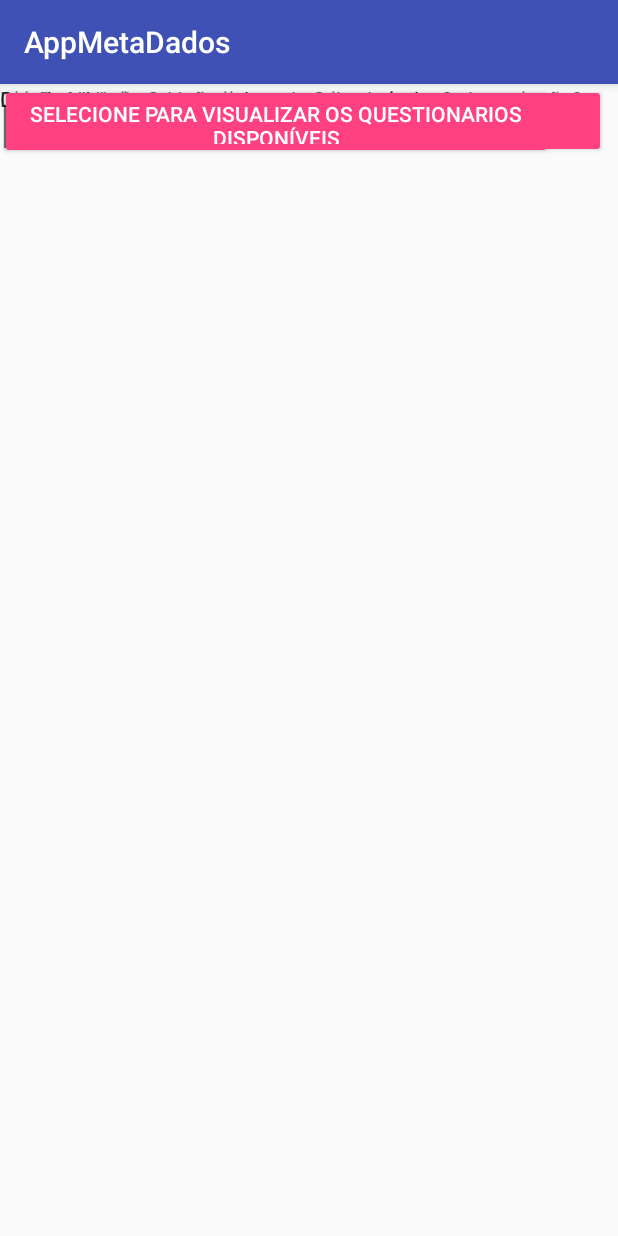
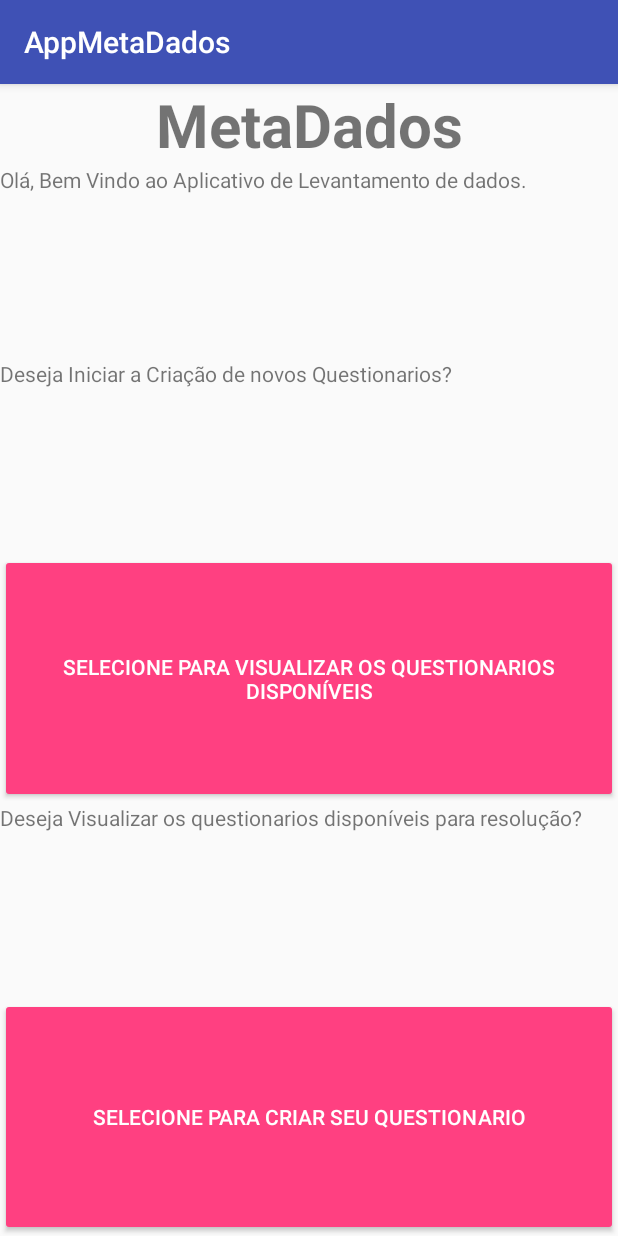
Before and after one commit to SergioMatheus/MetaDados, an Android app: the screen it shows after launch (MainActivity), on a phone screen of 412 x 824 dp. Run offline under Robolectric (Android 15) with nearby library versions, the phone set to English and light mode, and no system bars.

Commit message:
Atualização layout

```diff
--- a/app/src/main/res/layout/activity_main.xml
+++ b/app/src/main/res/layout/activity_main.xml
@@ -1,62 +1,78 @@
 <?xml version="1.0" encoding="utf-8"?>
-<android.support.constraint.ConstraintLayout xmlns:android="http://schemas.android.com/apk/res/android"
+<LinearLayout xmlns:android="http://schemas.android.com/apk/res/android"
     xmlns:app="http://schemas.android.com/apk/res-auto"
     xmlns:tools="http://schemas.android.com/tools"
+    android:layout_width="fill_parent"
+    android:layout_height="fill_parent"
+    android:orientation="vertical"
+    tools:context="com.example.pichau.appmetadados.MainActivity">
+
+    <LinearLayout
         android:layout_width="match_parent"
         android:layout_height="match_parent"
-    tools:context="com.example.pichau.appmetadados.MainActivity">
+        android:orientation="horizontal">
 
-    <Button
-        android:id="@+id/button2"
-        style="@style/Widget.AppCompat.Button.Colored"
-        android:layout_width="403dp"
-        android:layout_height="49dp"
-        android:layout_marginEnd="8dp"
-        android:layout_marginRight="8dp"
-        android:text="Selecione para Criar seu questionario"
-        app:layout_constraintRight_toRightOf="parent"
-        tools:layout_editor_absoluteY="183dp" />
+        <LinearLayout
+            android:layout_width="match_parent"
+            android:layout_height="match_parent"
+            android:layout_weight="1"
+            android:orientation="vertical">
 
             <TextView
-        android:layout_width="0dp"
+                android:id="@+id/textView3"
+                android:layout_width="match_parent"
                 android:layout_height="wrap_content"
-        android:text="Olá, Bem Vindo ao App de Levantamento de pesquisas"
-        tools:layout_editor_absoluteY="0dp"
-        tools:layout_editor_absoluteX="8dp" />
+                android:gravity="center"
+                android:text="MetaDados"
+                android:textSize="40dp"
+                android:textStyle="bold" />
+
+            <TextView
+                android:id="@+id/textView4"
+                android:layout_width="match_parent"
+                android:layout_height="wrap_content"
+                android:layout_weight="1"
+                android:text="Olá, Bem Vindo ao Aplicativo de Levantamento de dados." />
 
             <TextView
                 android:id="@+id/textView"
-        android:layout_width="368dp"
-        android:layout_height="0dp"
-        android:text="Deseja Iniciar a Criação de novos Questionarios?"
+                android:layout_width="match_parent"
+                android:layout_height="wrap_content"
+                android:layout_weight="1"
+                android:text="Deseja Iniciar a Criação de novos Questionarios?" />
+
+            <Button
+                android:id="@+id/button3"
+                style="@style/Widget.AppCompat.Button.Colored"
+                android:layout_width="match_parent"
+                android:layout_height="wrap_content"
+                android:layout_weight="1"
+                android:text="Selecione para visualizar os questionarios disponíveis"
                 tools:layout_editor_absoluteX="8dp"
-        tools:layout_editor_absoluteY="152dp" />
+                tools:layout_editor_absoluteY="360dp" />
 
             <TextView
                 android:id="@+id/textView2"
-        android:layout_width="wrap_content"
+                android:layout_width="match_parent"
                 android:layout_height="wrap_content"
+                android:layout_weight="1"
                 android:text="Deseja Visualizar os questionarios disponíveis para resolução?"
                 tools:layout_editor_absoluteX="0dp"
                 tools:layout_editor_absoluteY="303dp" />
 
             <Button
-        android:id="@+id/button3"
+                android:id="@+id/button2"
                 style="@style/Widget.AppCompat.Button.Colored"
-        android:layout_width="368dp"
-        android:layout_height="50dp"
-        android:text="Selecione para visualizar os questionarios disponíveis"
-        tools:layout_editor_absoluteX="8dp"
-        tools:layout_editor_absoluteY="360dp" />
+                android:layout_width="match_parent"
+                android:layout_height="wrap_content"
+                android:layout_weight="1"
+                android:text="Selecione para Criar seu questionario"
+                app:layout_constraintRight_toRightOf="parent"
+                tools:layout_editor_absoluteY="183dp" />
 
-    <TextView
-        android:id="@+id/textView3"
-        android:layout_width="wrap_content"
-        android:layout_height="wrap_content"
-        android:text="MetaDados"
-        android:textStyle="bold"
-        android:textSize="40dp"
-        tools:layout_editor_absoluteX="89dp"
-        tools:layout_editor_absoluteY="64dp" />
+        </LinearLayout>
 
-</android.support.constraint.ConstraintLayout>
+    </LinearLayout>
+
+
+</LinearLayout>
```
Lines whose indentation alone changed are shown as unchanged.
